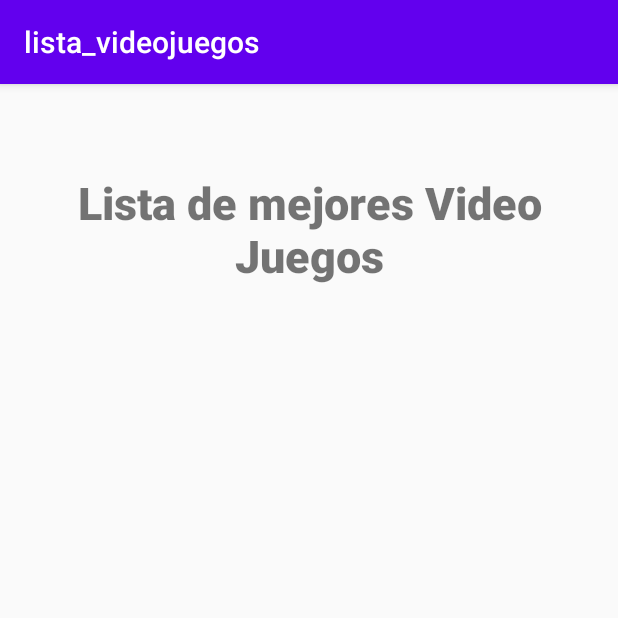
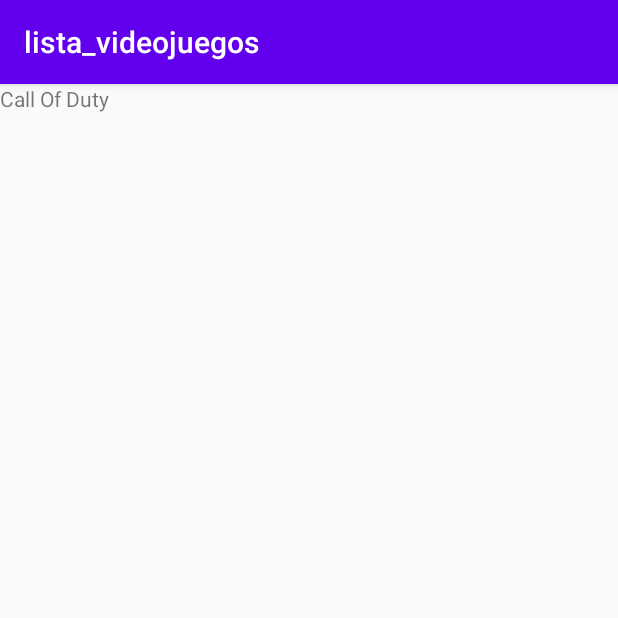
Before and after one commit to cmembreno048/App_RAWG_VIDEOGAMES, an Android app: the screen it shows after launch (MainActivity), on a phone screen of 412 x 824 dp, the top half of it. Run offline under Robolectric (Android 15) with nearby library versions, the phone set to English and light mode, and no system bars.

Commit message:
agregando el recyclerView

```diff
--- a/app/build.gradle
+++ b/app/build.gradle
@@ -30,8 +30,7 @@ dependencies {
     implementation 'androidx.core:core-ktx:1.3.0'
     implementation 'androidx.appcompat:appcompat:1.1.0'
     implementation 'androidx.constraintlayout:constraintlayout:1.1.3'
-    //noinspection GradleCompatible
-    implementation 'com.android.support:recyclerview-v7:28.0.0'
+    implementation "androidx.recyclerview:recyclerview:1.1.0"
     testImplementation 'junit:junit:4.12'
     androidTestImplementation 'androidx.test.ext:junit:1.1.1'
     androidTestImplementation 'androidx.test.espresso:espresso-core:3.2.0'
--- /dev/null
+++ b/app/src/main/java/ujcv/edu/lista_videojuegos/Adaptador.kt
@@ -0,0 +1,33 @@
+package ujcv.edu.lista_videojuegos
+
+import android.view.LayoutInflater
+import android.view.View
+import android.view.ViewGroup
+import android.widget.TextView
+import androidx.recyclerview.widget.RecyclerView
+import kotlinx.android.synthetic.main.items_recycler.view.*
+import java.util.ArrayList
+
+class Adaptador(private val items: ArrayList<VideoJuegos> = ArrayList()) : RecyclerView.Adapter<Adaptador.AdaptadorViewHolder>() {
+
+    class AdaptadorViewHolder(view : View) : RecyclerView.ViewHolder(view)
+
+    override fun onCreateViewHolder(parent: ViewGroup, viewType: Int): AdaptadorViewHolder {
+
+        val view = LayoutInflater.from(parent.context)
+            .inflate(R.layout.items_recycler, parent, false)
+        return AdaptadorViewHolder(view)
+    }
+
+    override fun getItemCount(): Int {
+        return items.size
+    }
+
+    override fun onBindViewHolder(holder: AdaptadorViewHolder, position: Int) {
+
+        holder.itemView.nombre.text = items[position].nombre
+
+    }
+
+
+}
--- a/app/src/main/java/ujcv/edu/lista_videojuegos/MainActivity.kt
+++ b/app/src/main/java/ujcv/edu/lista_videojuegos/MainActivity.kt
@@ -2,10 +2,27 @@ package ujcv.edu.lista_videojuegos
 
 import androidx.appcompat.app.AppCompatActivity
 import android.os.Bundle
+import android.widget.LinearLayout
+import androidx.constraintlayout.widget.ConstraintLayout
+import androidx.recyclerview.widget.LinearLayoutManager
+import kotlinx.android.synthetic.main.activity_main.*
 
 class MainActivity : AppCompatActivity() {
     override fun onCreate(savedInstanceState: Bundle?) {
         super.onCreate(savedInstanceState)
         setContentView(R.layout.activity_main)
+
+        var i: Int = 0
+        val items = ArrayList<VideoJuegos>()
+        while (i < 100) {
+            items.add(VideoJuegos("Call Of Duty", false))
+            items.add(VideoJuegos("dragon ball", false))
+            i++
+        }
+
+
+        my_recycler_view.adapter = Adaptador(items)
+        my_recycler_view.layoutManager = LinearLayoutManager(this)
+
     }
 }
--- a/app/src/main/java/ujcv/edu/lista_videojuegos/VideoJuegos.kt
+++ b/app/src/main/java/ujcv/edu/lista_videojuegos/VideoJuegos.kt
@@ -1,7 +1,3 @@
 package ujcv.edu.lista_videojuegos
 
-class VideoJuegos {
-
-    var nombreJuego:String = ""
-    var fotoJuego:Int= 0
-}
+data class VideoJuegos(val nombre : String ,val  Estado : Boolean)
--- a/app/src/main/res/layout/activity_main.xml
+++ b/app/src/main/res/layout/activity_main.xml
@@ -6,32 +6,16 @@
     android:layout_height="match_parent"
     tools:context=".MainActivity">
 
-    <TextView
-        android:id="@+id/textView"
-        android:layout_width="wrap_content"
-        android:layout_height="wrap_content"
-        android:fontFamily="sans-serif-black"
-        android:text="Lista de mejores Video Juegos"
-        android:textAlignment="center"
-        android:textSize="30sp"
-        android:typeface="serif"
-        app:layout_constraintBottom_toBottomOf="parent"
-        app:layout_constraintHorizontal_bias="0.532"
-        app:layout_constraintLeft_toLeftOf="parent"
-        app:layout_constraintRight_toRightOf="parent"
-        app:layout_constraintTop_toTopOf="parent"
-        app:layout_constraintVertical_bias="0.085" />
-
     <androidx.recyclerview.widget.RecyclerView
-        android:id="@+id/recyclerid"
+        android:id="@+id/my_recycler_view"
         android:layout_width="match_parent"
-        android:layout_height="wrap_content"
+        android:layout_height="match_parent"
+        android:scrollbars="vertical"
         app:layout_constraintBottom_toBottomOf="parent"
         app:layout_constraintEnd_toEndOf="parent"
-        app:layout_constraintHorizontal_bias="1.0"
+        app:layout_constraintHorizontal_bias="0.0"
         app:layout_constraintStart_toStartOf="parent"
         app:layout_constraintTop_toTopOf="parent"
-        app:layout_constraintVertical_bias="0.277"
-        tools:ignore="MissingConstraints" />
+        app:layout_constraintVertical_bias="0.0" />
 
 </androidx.constraintlayout.widget.ConstraintLayout>
--- a/app/src/main/res/layout/items_recycler.xml
+++ b/app/src/main/res/layout/items_recycler.xml
@@ -1,14 +1,10 @@
 <?xml version="1.0" encoding="utf-8"?>
-<androidx.constraintlayout.widget.ConstraintLayout
-    xmlns:android="http://schemas.android.com/apk/res/android"
-    xmlns:tools="http://schemas.android.com/tools"
-    android:layout_width="match_parent"
+<LinearLayout xmlns:android="http://schemas.android.com/apk/res/android"
+    android:orientation="vertical" android:layout_width="match_parent"
     android:layout_height="match_parent">
 
-    <androidx.appcompat.widget.AppCompatAutoCompleteTextView
-        android:id="@+id/items"
-        android:layout_width="wrap_content"
-        android:layout_height="match_parent"
-        tools:ignore="MissingConstraints" />
-
-</androidx.constraintlayout.widget.ConstraintLayout>
+    <TextView
+        android:id="@+id/nombre"
+        android:layout_width="match_parent"
+        android:layout_height="wrap_content" />
+</LinearLayout>
```
